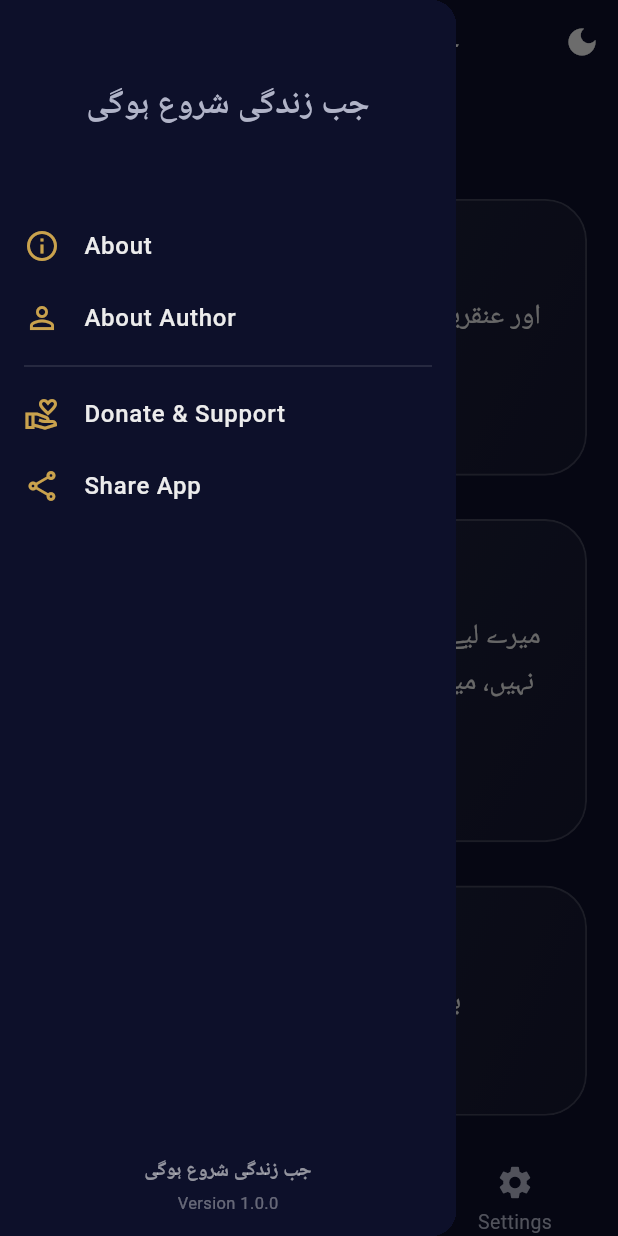
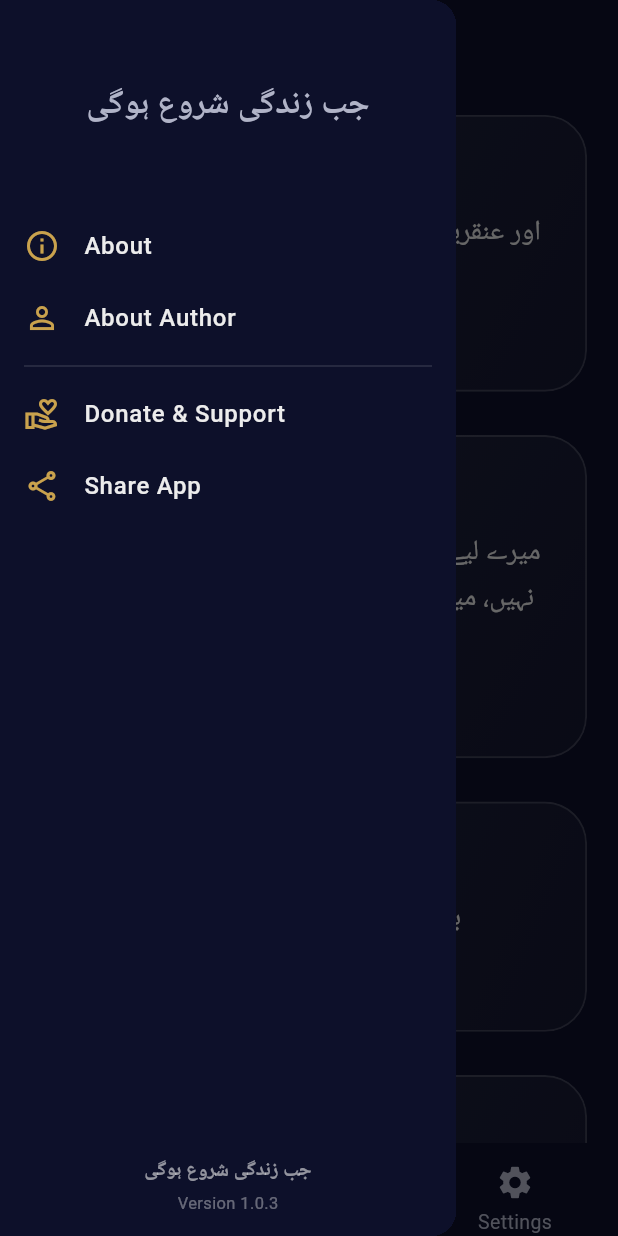
Before and after one commit to Fayyaz009/jab-zindagi-shuru-hogi, a Flutter app: the screen it shows after launch, item 2 of the bottom bar chosen, with the side drawer open, on a phone screen of 412 x 824 dp. Run offline on Flutter 3.47's test engine with Material 3 defaults, Android fonts, the phone set to English and light mode, and no system bars; drawn by our look-alikes of curved_navigation_bar; our stand-ins replace bloc, equatable, flutter_bloc, share_plus, sqflite; accounts and stored records are empty; Roboto replaces fonts that are missing (Urdu).

Commit message:
updated version

```diff
--- a/lib/bloc/change_navigation_bloc.dart
+++ b/lib/bloc/change_navigation_bloc.dart
@@ -1,6 +1,5 @@
 import 'package:bloc/bloc.dart';
 import 'package:equatable/equatable.dart';
-import 'package:meta/meta.dart';
 part 'change_navigation_event.dart';
 part 'change_navigation_state.dart';
 
--- a/lib/bloc/change_navigation_event.dart
+++ b/lib/bloc/change_navigation_event.dart
@@ -1,6 +1,5 @@
 part of 'change_navigation_bloc.dart';
 
-@immutable
 sealed class ChangeNavigationEvent {}
 
 class ChangeNavigation extends ChangeNavigationEvent {
--- a/lib/bloc/change_navigation_state.dart
+++ b/lib/bloc/change_navigation_state.dart
@@ -1,6 +1,5 @@
 part of 'change_navigation_bloc.dart';
 
-@immutable
 sealed class ChangeNavigationState extends Equatable {
   final int index;
 
--- a/lib/main.dart
+++ b/lib/main.dart
@@ -1,11 +1,10 @@
 import 'package:flutter/material.dart';
 import 'package:flutter_bloc/flutter_bloc.dart';
-
 import 'package:jab_zindagi_shuru_hogi_inzaar/bloc/change_navigation_bloc.dart';
 import 'package:jab_zindagi_shuru_hogi_inzaar/bloc/font_size/bloc/font_size_bloc.dart';
 import 'package:jab_zindagi_shuru_hogi_inzaar/bloc/progress_bloc/bloc/progress_bar_bloc.dart';
 
-import 'package:jab_zindagi_shuru_hogi_inzaar/screens/home_screen.dart';
+import 'package:jab_zindagi_shuru_hogi_inzaar/screens/splash_screen.dart';
 
 import 'package:jab_zindagi_shuru_hogi_inzaar/themes/bloc/bloc/theme_bloc.dart';
 import 'package:jab_zindagi_shuru_hogi_inzaar/themes/bloc/bloc/theme_event.dart';
@@ -13,6 +12,7 @@ import 'package:jab_zindagi_shuru_hogi_inzaar/themes/bloc/bloc/theme_state.dart'
 
 void main() {
   WidgetsFlutterBinding.ensureInitialized();
+
   runApp(const MyApp());
 }
 
@@ -70,7 +70,7 @@ class MyApp extends StatelessWidget {
                       );
                     },
 
-                    home: const HomeScreen(),
+                    home: const SplashScreen(),
                   );
                 },
               );
--- a/lib/screens/about_screen.dart
+++ b/lib/screens/about_screen.dart
@@ -144,7 +144,7 @@ class AboutScreen extends StatelessWidget {
     return Text(
       text,
       textDirection: TextDirection.rtl,
-      textAlign: TextAlign.center,
+      textAlign: TextAlign.justify,
       style: TextStyle(
         fontFamily: 'Urdu',
         fontSize: fontSize,
--- a/lib/screens/home_screen.dart
+++ b/lib/screens/home_screen.dart
@@ -2,21 +2,19 @@ import 'package:curved_navigation_bar/curved_navigation_bar.dart';
 import 'package:flutter/material.dart';
 import 'package:flutter_bloc/flutter_bloc.dart';
 import 'package:jab_zindagi_shuru_hogi_inzaar/bloc/change_navigation_bloc.dart';
+import 'package:jab_zindagi_shuru_hogi_inzaar/screens/library.dart';
+import 'package:jab_zindagi_shuru_hogi_inzaar/screens/settings_screen.dart';
+import 'package:jab_zindagi_shuru_hogi_inzaar/themes/bloc/bloc/theme_bloc.dart';
+import 'package:jab_zindagi_shuru_hogi_inzaar/widgets/reuseable/app_drawer.dart';
+import 'package:jab_zindagi_shuru_hogi_inzaar/widgets/reuseable/navigation_items.dart';
 import 'package:jab_zindagi_shuru_hogi_inzaar/bloc/progress_bloc/bloc/progress_bar_bloc.dart';
 import 'package:jab_zindagi_shuru_hogi_inzaar/screens/chapter_data.dart';
 import 'package:jab_zindagi_shuru_hogi_inzaar/screens/chapter_item.dart';
 import 'package:jab_zindagi_shuru_hogi_inzaar/screens/hero_section.dart';
 import 'package:jab_zindagi_shuru_hogi_inzaar/screens/home_background.dart';
 import 'package:jab_zindagi_shuru_hogi_inzaar/screens/home_header.dart';
-import 'package:jab_zindagi_shuru_hogi_inzaar/screens/library.dart';
 import 'package:jab_zindagi_shuru_hogi_inzaar/screens/reading_screen.dart';
-import 'package:jab_zindagi_shuru_hogi_inzaar/screens/settings_screen.dart';
 import 'package:jab_zindagi_shuru_hogi_inzaar/screens/start_reading_button.dart';
-import 'package:jab_zindagi_shuru_hogi_inzaar/themes/bloc/bloc/theme_bloc.dart';
-import 'package:jab_zindagi_shuru_hogi_inzaar/themes/bloc/bloc/theme_event.dart';
-import 'package:jab_zindagi_shuru_hogi_inzaar/themes/bloc/bloc/theme_state.dart';
-import 'package:jab_zindagi_shuru_hogi_inzaar/widgets/reuseable/app_drawer.dart';
-import 'package:jab_zindagi_shuru_hogi_inzaar/widgets/reuseable/navigation_items.dart';
 
 class HomeScreen extends StatefulWidget {
   const HomeScreen({super.key});
@@ -26,164 +24,57 @@ class HomeScreen extends StatefulWidget {
 }
 
 class _HomeScreenState extends State<HomeScreen> {
+  late final PageController _pageController;
+
+  @override
+  void initState() {
+    super.initState();
+    _pageController = PageController();
+  }
+
+  @override
+  void dispose() {
+    _pageController.dispose();
+    super.dispose();
+  }
+
   @override
   Widget build(BuildContext context) {
     final theme = Theme.of(context);
-    final AppThemeType themeType = context.watch<ThemeBloc>().state.themeType;
+    final themeType = context.watch<ThemeBloc>().state.themeType;
 
     final size = MediaQuery.of(context).size;
     final height = size.height;
-    final width = size.width;
-    final colorScheme = theme.colorScheme;
-    final textTheme = theme.textTheme;
 
     return BlocBuilder<ChangeNavigationBloc, ChangeNavigationState>(
       builder: (context, state) {
         return Scaffold(
           drawer: AppDrawer(themeType: themeType),
           backgroundColor: theme.scaffoldBackgroundColor,
-          appBar: AppBar(
-            leading: Builder(
-              builder: (context) {
-                return IconButton(
-                  icon: Icon(Icons.menu, color: colorScheme.onSurface),
-                  onPressed: () {
-                    Scaffold.of(context).openDrawer();
-                  },
+
+          // ================= BODY =================
+          body: PageView(
+            controller: _pageController,
+            physics: const BouncingScrollPhysics(),
+            onPageChanged: (index) {
+              context.read<ChangeNavigationBloc>().add(
+                ChangeNavigation(selectedIndex: index),
               );
             },
-            ),
-
-            centerTitle: true,
-            title: Text(
-              "جب زندگی شروع ہوگی",
-              style: textTheme.titleLarge?.copyWith(fontFamily: 'Urdu'),
-            ),
-            actions: [
-              IconButton(
-                icon: Icon(
-                  themeType == AppThemeType.dark
-                      ? Icons.dark_mode
-                      : themeType == AppThemeType.light
-                      ? Icons.light_mode
-                      : Icons.auto_stories,
-                  color: colorScheme.onSurface,
-                ),
-                onPressed: () {
-                  final nextTheme = themeType == AppThemeType.dark
-                      ? AppThemeType.light
-                      : themeType == AppThemeType.light
-                      ? AppThemeType.sepia
-                      : AppThemeType.dark;
-
-                  context.read<ThemeBloc>().add(ChangeTheme(nextTheme));
-                },
-              ),
-            ],
-          ),
-
-          // ================= BODY =================
-          body: Stack(
-            children: [
-              HomeBackground(themeType: themeType),
-
-              IndexedStack(
-                index: state.index,
-                children: [
-                  // ================= HOME TAB =================
-                  SafeArea(
-                    child: SingleChildScrollView(
-                      padding: EdgeInsets.symmetric(
-                        horizontal: width * 0.05, // responsive padding
-                        vertical: height * 0.02,
-                      ),
-                      child: Column(
-                        children: [
-                          // HomeHeader(themeType: themeType),
-                          SizedBox(height: height * 0.04),
-
-                          HeroSection(themeType: themeType),
-
-                          SizedBox(height: height * 0.05),
-
-                          StartReadingButton(themeType: themeType),
-
-                          SizedBox(height: height * 0.05),
-
-                          // ========== PROGRESS + CHAPTERS ==========
-                          BlocBuilder<ProgressBarBloc, ProgressBarState>(
-                            builder: (context, progressState) {
-                              final Map<int, double> progressMap = {};
-
-                              if (progressState is ProgressBarLoaded) {
-                                for (var model
-                                    in progressState.chapterProgress) {
-                                  progressMap[model.chapterID] = model.progress;
-                                }
-                              }
-
-                              return Column(
-                                children: chapterItems.map((chapter) {
-                                  final int chapterId =
-                                      chapter['chapterID'] as int;
-                                  final double currentProgress =
-                                      progressMap[chapterId] ?? 0.0;
-
-                                  return ChapterItem(
-                                    title: chapter["title"] as String,
-                                    icon: chapter["icon"] as IconData,
-                                    progress: currentProgress,
-                                    themeType: themeType,
-                                    onTap: () {
-                                      Navigator.push(
-                                        context,
-                                        MaterialPageRoute(
-                                          builder: (_) => ReadingScreen(
-                                            chapterTitle:
-                                                chapter["title"] as String,
-                                            readingText:
-                                                chapter["readingText"]
-                                                    as String? ??
-                                                '',
-                                            chapterID: chapterId,
-                                          ),
-                                        ),
-                                      );
-                                    },
-                                  );
-                                }).toList(),
-                              );
-                            },
-                          ),
-
-                          /// 👇 Bottom nav ke liye safe spacing
-                          SizedBox(height: height * 0.12),
-                        ],
-                      ),
-                    ),
-                  ),
-
-                  // ================= LIBRARY TAB =================
-                  const Library(title: 'Library'),
-
-                  // ================= SETTINGS TAB =================
-                  const SettingsScreen(),
-                ],
-              ),
+            children: const [
+              _HomeTab(),
+              Library(title: 'Library'),
+              SettingsScreen(),
             ],
           ),
 
           // ================= BOTTOM NAV =================
-          bottomNavigationBar:
-              BlocBuilder<ChangeNavigationBloc, ChangeNavigationState>(
-                builder: (context, state) {
-                  return CurvedNavigationBar(
+          bottomNavigationBar: CurvedNavigationBar(
             index: state.index,
+            height: height * 0.075,
             backgroundColor: Colors.transparent,
             buttonBackgroundColor: Colors.transparent,
             color: theme.cardColor,
-                    height: height * 0.075, // responsive nav height
-
             items: [
               NavigationItems(
                 label: 'Home',
@@ -204,12 +95,11 @@ class _HomeScreenState extends State<HomeScreen> {
                 selectedIndex: state.index,
               ),
             ],
-
-                    onTap: (i) {
-                      context.read<ChangeNavigationBloc>().add(
-                        ChangeNavigation(selectedIndex: i),
-                      );
-                    },
+            onTap: (index) {
+              _pageController.animateToPage(
+                index,
+                duration: const Duration(milliseconds: 300),
+                curve: Curves.easeOutCubic,
               );
             },
           ),
@@ -218,3 +108,77 @@ class _HomeScreenState extends State<HomeScreen> {
     );
   }
 }
+
+class _HomeTab extends StatelessWidget {
+  const _HomeTab();
+
+  @override
+  Widget build(BuildContext context) {
+    final themeType = context.watch<ThemeBloc>().state.themeType;
+    final size = MediaQuery.of(context).size;
+
+    return Stack(
+      children: [
+        HomeBackground(themeType: themeType),
+
+        SafeArea(
+          child: SingleChildScrollView(
+            padding: EdgeInsets.symmetric(
+              horizontal: size.width * 0.05,
+              vertical: size.height * 0.02,
+            ),
+            child: Column(
+              children: [
+                HomeHeader(themeType: themeType),
+                SizedBox(height: size.height * 0.04),
+                HeroSection(themeType: themeType),
+                SizedBox(height: size.height * 0.05),
+                StartReadingButton(themeType: themeType),
+                SizedBox(height: size.height * 0.05),
+
+                BlocBuilder<ProgressBarBloc, ProgressBarState>(
+                  builder: (context, progressState) {
+                    final Map<int, double> progressMap = {};
+
+                    if (progressState is ProgressBarLoaded) {
+                      for (var model in progressState.chapterProgress) {
+                        progressMap[model.chapterID] = model.progress;
+                      }
+                    }
+
+                    return Column(
+                      children: chapterItems.map((chapter) {
+                        final int chapterId = chapter['chapterID'] as int;
+
+                        return ChapterItem(
+                          title: chapter["title"],
+                          icon: chapter["icon"],
+                          progress: progressMap[chapterId] ?? 0.0,
+                          themeType: themeType,
+                          onTap: () {
+                            Navigator.push(
+                              context,
+                              MaterialPageRoute(
+                                builder: (_) => ReadingScreen(
+                                  chapterTitle: chapter["title"],
+                                  readingText: chapter["readingText"] ?? '',
+                                  chapterID: chapterId,
+                                ),
+                              ),
+                            );
+                          },
+                        );
+                      }).toList(),
+                    );
+                  },
+                ),
+
+                SizedBox(height: size.height * 0.12),
+              ],
+            ),
+          ),
+        ),
+      ],
+    );
+  }
+}
--- a/lib/widgets/reuseable/app_drawer.dart
+++ b/lib/widgets/reuseable/app_drawer.dart
@@ -2,6 +2,7 @@ import 'package:flutter/material.dart';
 import 'package:jab_zindagi_shuru_hogi_inzaar/screens/about_author.dart';
 import 'package:jab_zindagi_shuru_hogi_inzaar/screens/about_screen.dart';
 import 'package:jab_zindagi_shuru_hogi_inzaar/screens/donate_support.dart';
+import 'package:jab_zindagi_shuru_hogi_inzaar/screens/settings_screen.dart';
 import 'package:jab_zindagi_shuru_hogi_inzaar/themes/bloc/bloc/theme_state.dart';
 import 'package:jab_zindagi_shuru_hogi_inzaar/themes/theme_colors.dart';
 import 'package:jab_zindagi_shuru_hogi_inzaar/widgets/reuseable/drawer_items.dart';
@@ -111,7 +112,8 @@ class AppDrawer extends StatelessWidget {
                           "📖 جب زندگی شروع ہوگی\n"
                           "✍️ ابو یحییٰ\n\n"
                           "اسلامی، فکری اور روحانی کتاب\n\n"
-                          "Download now from Play Store 👇\n",
+                          "Download now from Play Store 👇\n"
+                          "https://play.google.com/store/apps/details?id=com.jabzindagishuruhogi.inzaar",
                         );
                       },
                     ),
@@ -135,7 +137,7 @@ class AppDrawer extends StatelessWidget {
                     ),
                     const SizedBox(height: 4),
                     Text(
-                      "Version 1.0.0",
+                      "Version 1.0.3",
                       style: TextStyle(
                         fontSize: 11,
                         color: colors.text.withValues(alpha: 0.4),
```
Also changed, not shown: lib/screens/donate_support.dart (+22 -9 lines), lib/screens/settings_screen.dart (+15 -1 lines), lib/screens/splash_screen.dart (added, +61 -0 lines), pubspec.yaml (+4 -3 lines), assets/images/splash.png (added), pubspec.lock, 26 other files. Lines whose indentation alone changed are shown as unchanged.
